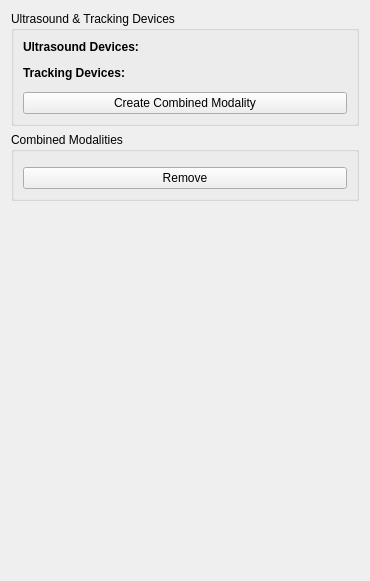
This is Modules/USUI/USNavigationUI/Qmitk/QmitkUSCombinedModalityManagerWidget.ui in MITK/MITK as Qt 5 draws it before an edit. The edited form follows.
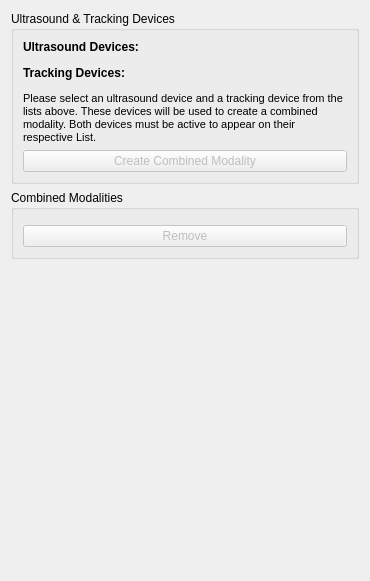
This is the edited form. Custom widgets are drawn as their Qt base class.

Commit message: Changed Ultrasound Calibration Plugin for using Combined Modality.

```diff
--- a/Modules/USUI/USNavigationUI/Qmitk/QmitkUSCombinedModalityManagerWidget.ui
+++ b/Modules/USUI/USNavigationUI/Qmitk/QmitkUSCombinedModalityManagerWidget.ui
@@ -52,8 +52,25 @@
       <item>
        <widget class="QmitkServiceListWidget" name="m_TrackingDevices" native="true"/>
       </item>
+      <item>
+       <widget class="QLabel" name="label_4">
+        <property name="text">
+         <string>&lt;!DOCTYPE HTML PUBLIC &quot;-//W3C//DTD HTML 4.0//EN&quot; &quot;http://www.w3.org/TR/REC-html40/strict.dtd&quot;&gt;
+&lt;html&gt;&lt;head&gt;&lt;meta name=&quot;qrichtext&quot; content=&quot;1&quot; /&gt;&lt;style type=&quot;text/css&quot;&gt;
+p, li { white-space: pre-wrap; }
+&lt;/style&gt;&lt;/head&gt;&lt;body style=&quot; font-family:'Sans Serif'; font-size:10pt; font-weight:400; font-style:normal;&quot;&gt;
+&lt;p style=&quot; margin-top:0px; margin-bottom:0px; margin-left:0px; margin-right:0px; -qt-block-indent:0; text-indent:0px;&quot;&gt;&lt;span style=&quot; font-family:'MS Shell Dlg 2'; font-size:8pt;&quot;&gt;Please select an ultrasound device and a tracking device from the lists above. These devices will be used to create a combined modality. Both devices must be active to appear on their respective List.&lt;/span&gt;&lt;/p&gt;&lt;/body&gt;&lt;/html&gt;</string>
+        </property>
+        <property name="wordWrap">
+         <bool>true</bool>
+        </property>
+       </widget>
+      </item>
       <item>
        <widget class="QPushButton" name="m_CreateCombinedModalityButton">
+        <property name="enabled">
+         <bool>false</bool>
+        </property>
         <property name="text">
          <string>Create Combined Modality</string>
         </property>
@@ -73,6 +90,9 @@
       </item>
       <item>
        <widget class="QPushButton" name="m_RemoveCombinedModalityButton">
+        <property name="enabled">
+         <bool>false</bool>
+        </property>
         <property name="text">
          <string>Remove</string>
         </property>
```
The commit also changes 6 other files.
